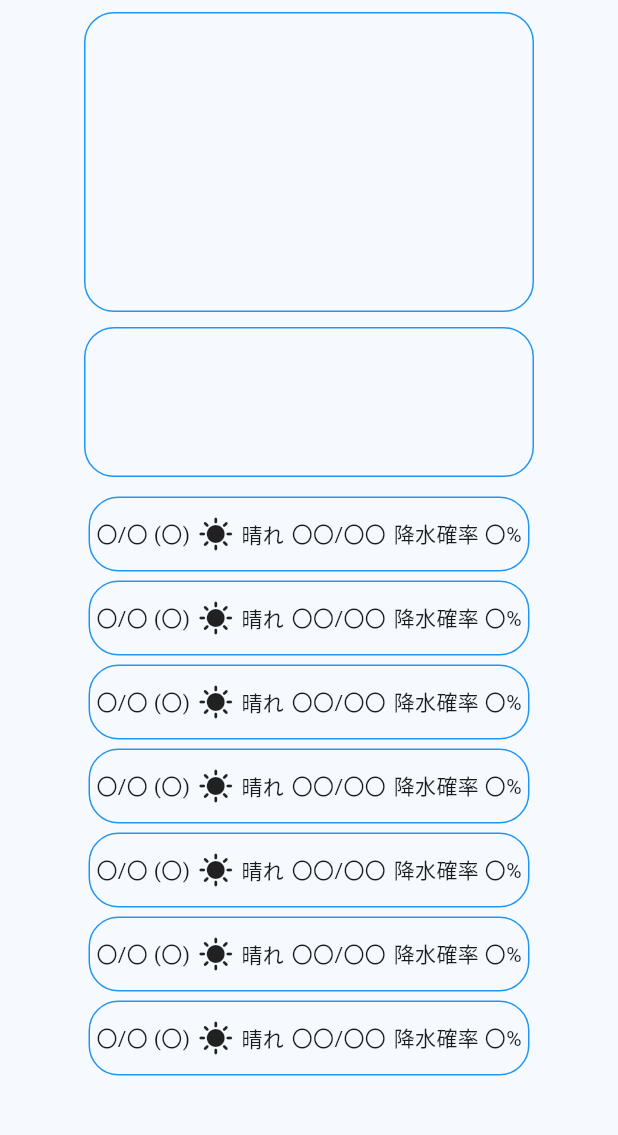
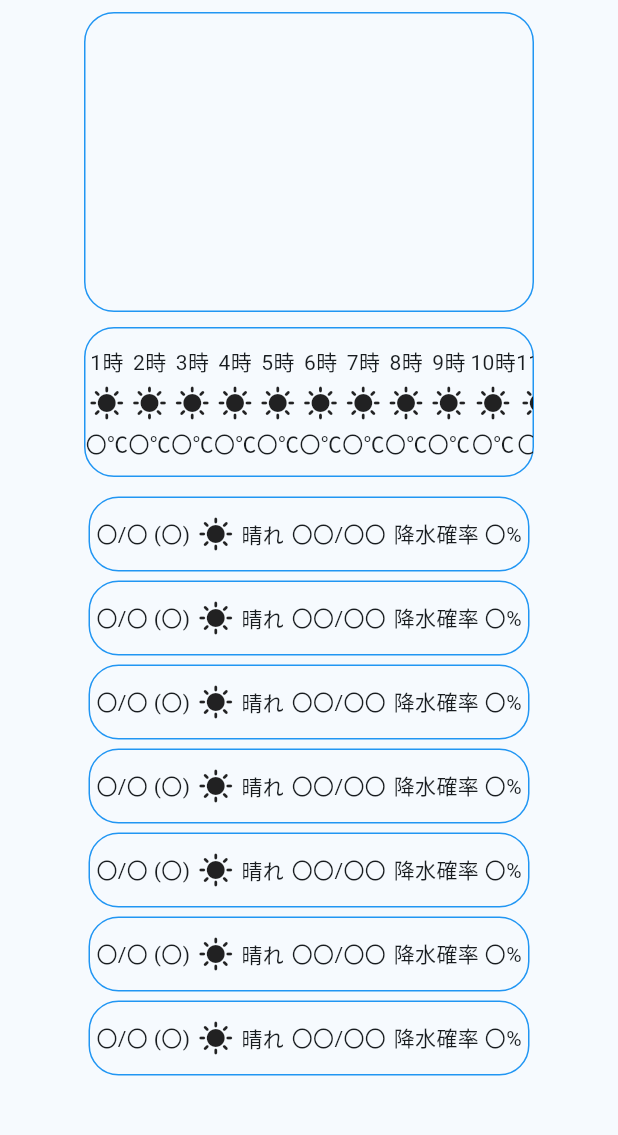
Before and after one commit to Yossy4131/weather_app, a Flutter app: the screen it shows after launch, on a phone screen of 412 x 824 dp, the part 84-1219 px from its top. Run offline on Flutter 3.47's test engine with Material 3 defaults, Android fonts, the phone set to English and light mode, and no system bars.

```diff
--- a/lib/main.dart
+++ b/lib/main.dart
@@ -60,6 +60,21 @@ class _MyHomePageState extends State<MyHomePage> {
                       border: Border.all(color: Colors.blue),
                       borderRadius: BorderRadius.circular(20),
                     ),
+                    child: ListView.builder(
+                      scrollDirection: Axis.horizontal,
+                      itemCount: 24,
+                      itemBuilder: (context, index) {
+                        return Column(
+                          spacing: 5,
+                          mainAxisAlignment: MainAxisAlignment.center,
+                          children: [
+                            Text('${index + 1}時'),
+                            Icon(Icons.sunny),
+                            Text('〇℃'),
+                          ],
+                        );
+                      },
+                    ),
                   ),
                   SizedBox(
                     height: 400,
```
